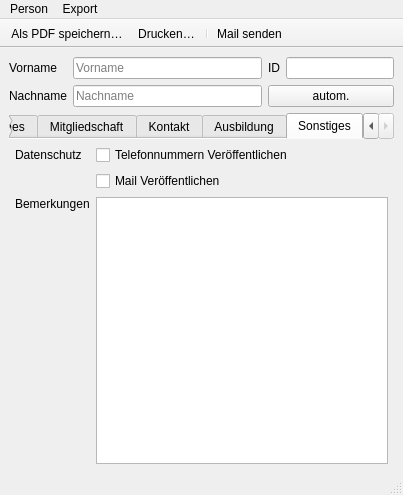
Above: Programm/epl_gui/personwindow.ui from philjosch/Einsatzplaner before the change. Below: the same form after it.
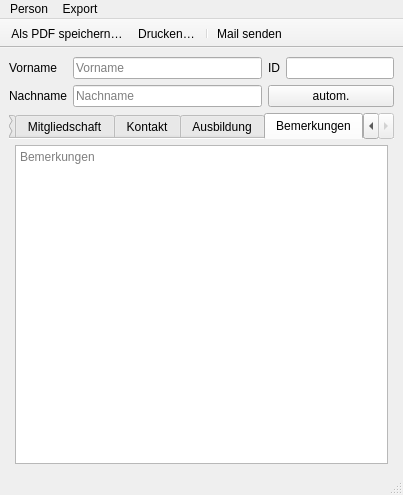
That is the form after the change. The open tabs and pages were chosen to show the change. Icons and pictures are not drawn.

Commit message:
[Improvement] Person-Fenster verbessert
Die Felder für Datenschutz wurden an die Stelle der Dateneingabe verschoben. Felder mit längeren Datenwerten (z.B. Datum, IBAN) werden nun breiter angezeigt, um die gesamte Information gleichzeitig darzustellen.

Diff of the .ui file:
```diff
--- a/Programm/epl_gui/personwindow.ui
+++ b/Programm/epl_gui/personwindow.ui
@@ -690,6 +690,30 @@
           </property>
          </spacer>
         </item>
+        <item row="5" column="0">
+         <widget class="QLabel" name="labelPhone2">
+          <property name="text">
+           <string>2. Telefon</string>
+          </property>
+          <property name="buddy">
+           <cstring>linePhone2</cstring>
+          </property>
+         </widget>
+        </item>
+        <item row="8" column="1" colspan="2">
+         <widget class="QCheckBox" name="checkMail">
+          <property name="text">
+           <string>Mail veröffentlichen</string>
+          </property>
+         </widget>
+        </item>
+        <item row="6" column="1" colspan="2">
+         <widget class="QCheckBox" name="checkPhone">
+          <property name="text">
+           <string>Telefonnummern veröffentlichen</string>
+          </property>
+         </widget>
+        </item>
        </layout>
       </widget>
       <widget class="QWidget" name="tabAusbildung">
@@ -837,7 +861,7 @@
       </widget>
       <widget class="QWidget" name="tabSonstiges">
        <attribute name="title">
-        <string>Sonstiges</string>
+        <string>Bemerkungen</string>
        </attribute>
        <layout class="QGridLayout" name="gridLayout_5">
         <property name="leftMargin">
@@ -852,43 +876,13 @@
         <property name="bottomMargin">
          <number>0</number>
         </property>
-        <item row="0" column="0">
-         <widget class="QLabel" name="labelDatenschutz">
-          <property name="text">
-           <string>Datenschutz</string>
-          </property>
-         </widget>
-        </item>
         <item row="0" column="1">
-         <widget class="QCheckBox" name="checkPhone">
-          <property name="text">
-           <string>Telefonnummern Veröffentlichen</string>
-          </property>
-         </widget>
-        </item>
-        <item row="1" column="1">
-         <widget class="QCheckBox" name="checkMail">
-          <property name="text">
-           <string>Mail Veröffentlichen</string>
-          </property>
-         </widget>
-        </item>
-        <item row="2" column="0">
-         <widget class="QLabel" name="labelBemerkung">
-          <property name="text">
+         <widget class="QPlainTextEdit" name="plainBemerkung">
+          <property name="placeholderText">
            <string>Bemerkungen</string>
           </property>
-          <property name="alignment">
-           <set>Qt::AlignmentFlag::AlignLeading|Qt::AlignmentFlag::AlignLeft|Qt::AlignmentFlag::AlignTop</set>
-          </property>
-          <property name="buddy">
-           <cstring>plainBemerkung</cstring>
-          </property>
          </widget>
         </item>
-        <item row="2" column="1">
-         <widget class="QPlainTextEdit" name="plainBemerkung"/>
-        </item>
        </layout>
       </widget>
      </widget>
```
Left out of the diff: 147 changed lines with no effect on the pictures.
